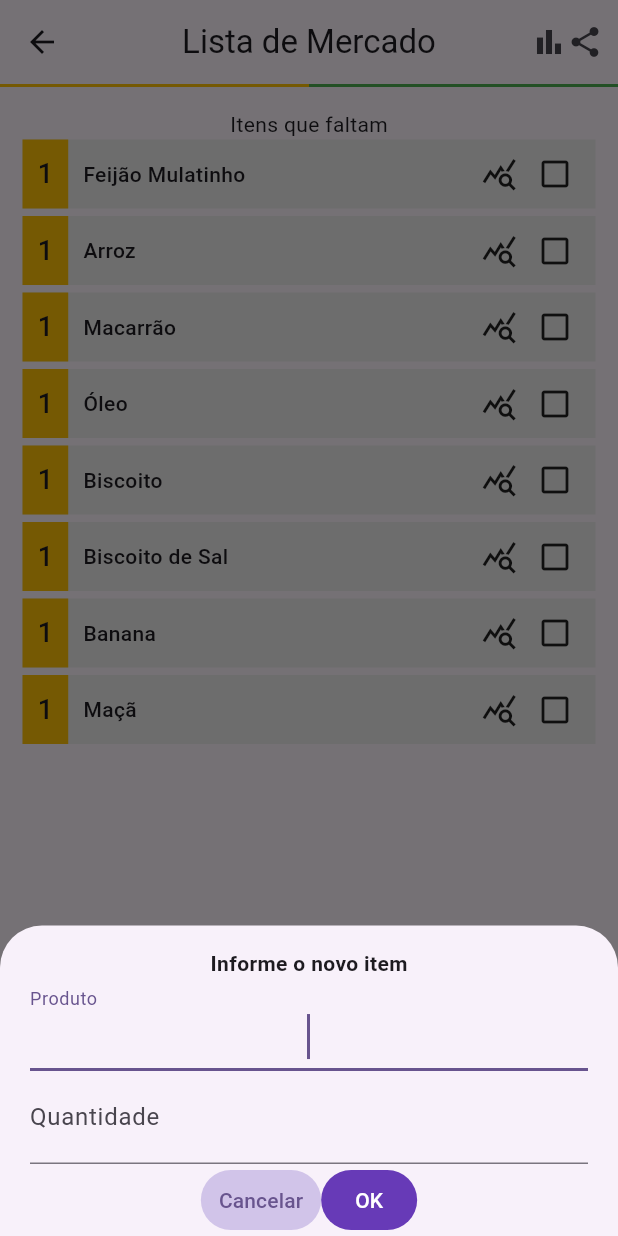
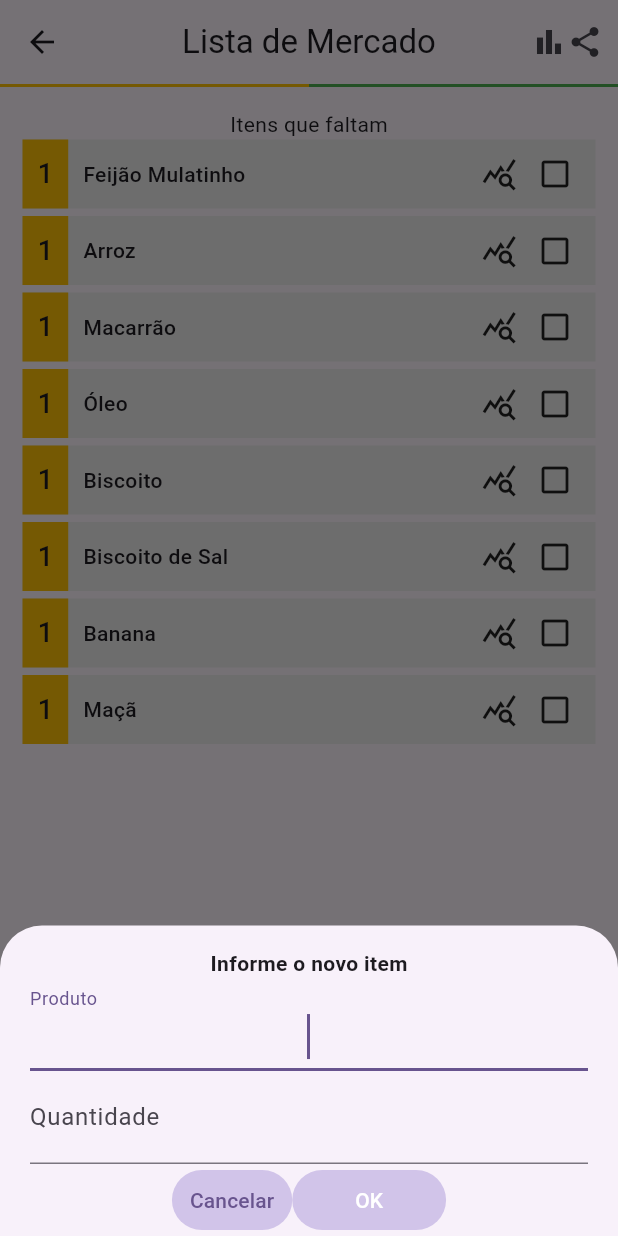
Before and after one commit to RobertoJdev/ListaMercado, a Flutter app: the ActiveList screen opened directly with empty values, after a tap on the "add" icon, on a phone screen of 412 x 824 dp. Run offline on Flutter 3.47's test engine with Material 3 defaults, Android fonts, the light colour scheme and no system bars; our stand-ins replace sqflite; accounts and stored records are empty.

Commit message:
ajustes gerais

```diff
--- a/lib/components/item_list_confirmed.dart
+++ b/lib/components/item_list_confirmed.dart
@@ -39,9 +39,9 @@ class ItemListConfirmed extends StatelessWidget {
                   ))),
               Flexible(
                 fit: FlexFit.tight,
-                flex: 4,
+                flex: 2,
                 child: Container(
-                    child: Text('Preço R\$: ${item.precoAtual.toString()}')),
+                    child: Text('R\$: ${item.precoAtual.toString()}')),
               ),
               const Padding(
                   padding: EdgeInsets.only(right: 15.0),
--- a/lib/screens/activelist.dart
+++ b/lib/screens/activelist.dart
@@ -8,6 +8,7 @@ import 'package:lista_mercado/components/item_list_confirmed.dart';
 import 'package:lista_mercado/components/item_list_pendent.dart';
 import 'package:lista_mercado/screens/newItemScreen.dart';
 import 'package:lista_mercado/models/produto.dart';
+import 'package:lista_mercado/screens/screen_listas_mercado.dart';
 
 class ActiveList extends StatefulWidget {
   ActiveList(this.listaMercado, {super.key});
@@ -137,13 +138,30 @@ class _ActiveListState extends State<ActiveList> {
                           itemBuilder: (BuildContext context, int index) {
                             return ItemListConfirmed(
                                 item: listItensConfirmed[index]);
-                      },
-                    ),
-                  ),
+                          })),
                   Flexible(
                     child: Text(
                       'Valor total das compras R\$: $totalValue',
-                      style: TextStyle(fontWeight: FontWeight.bold),
+                      style: const TextStyle(fontWeight: FontWeight.bold),
+                    ),
+                  ),
+                  const Padding(padding: EdgeInsets.all(5.0)),
+                  ElevatedButton(
+                    onPressed: finalizarListCompras,
+                    style: ElevatedButton.styleFrom(
+                        backgroundColor: Colors.deepPurple,
+                        elevation: 5, // Ajuste conforme necessário
+                        shape: RoundedRectangleBorder(
+                            borderRadius: BorderRadius.circular(15.0))),
+                    child: const Padding(
+                      padding: EdgeInsets.all(5.0),
+                      child: Text(
+                        'Finalizar lista',
+                        style: TextStyle(
+                          color: Colors.white,
+                          fontWeight: FontWeight.bold,
+                        ),
+                      ),
                     ),
                   ),
                 ],
@@ -182,4 +200,13 @@ class _ActiveListState extends State<ActiveList> {
     }
     return totalList;
   }
+
+  void finalizarListCompras() {
+    Navigator.push(
+      context,
+      MaterialPageRoute(
+        builder: (context) => ScreenListasMercado(),
+      ),
+    );
   }
+}
--- a/lib/screens/newItemScreen.dart
+++ b/lib/screens/newItemScreen.dart
@@ -1,6 +1,7 @@
 import 'dart:async';
 
 import 'package:flutter/material.dart';
+import 'package:flutter/services.dart';
 import 'package:lista_mercado/models/produto.dart';
 
 Future<Produto?> newItemScreen(BuildContext context) async {
@@ -9,6 +10,11 @@ Future<Produto?> newItemScreen(BuildContext context) async {
   TextEditingController _textEditingControllerNewItem = TextEditingController();
   TextEditingController _textEditingControllerNewItemQuant =
       TextEditingController();
+
+  bool isButtonDisabled() {
+    return _textEditingControllerNewItem.text.isEmpty &&
+        _textEditingControllerNewItemQuant.text.isEmpty;
+  }
 
   await showModalBottomSheet(
     isScrollControlled: true,
@@ -44,7 +50,10 @@ Future<Produto?> newItemScreen(BuildContext context) async {
               Padding(
                 padding: const EdgeInsets.fromLTRB(20, 0, 20, 0),
                 child: TextField(
-                  keyboardType: TextInputType.text,
+                  inputFormatters: <TextInputFormatter>[
+                    FilteringTextInputFormatter.digitsOnly
+                  ],
+                  keyboardType: TextInputType.number,
                   controller: _textEditingControllerNewItemQuant,
                   textAlign: TextAlign.center,
                   style: const TextStyle(fontSize: 20),
@@ -59,8 +68,8 @@ Future<Produto?> newItemScreen(BuildContext context) async {
                   TextButton(
                     style: ButtonStyle(
                       backgroundColor: MaterialStateProperty.all(
-                        Colors
-                            .deepPurple[100], // Substitua pelo nome da cor desejada
+                        Colors.deepPurple[
+                            100], // Substitua pelo nome da cor desejada
                       ),
                     ),
                     onPressed: () {
@@ -68,17 +77,23 @@ Future<Produto?> newItemScreen(BuildContext context) async {
                     },
                     child: const Text('Cancelar'),
                   ),
-                  TextButton(
+                  ElevatedButton(
                     style: ButtonStyle(
-                      backgroundColor: MaterialStateProperty.all(
-                        Colors.deepPurple, // Substitua pelo nome da cor desejada
+                      backgroundColor:
+                          MaterialStateProperty.resolveWith<Color?>(
+                        (Set<MaterialState> states) {
+                          if (states.contains(MaterialState.disabled)) {
+                            return Colors
+                                .deepPurple[100]; // Cor quando desabilitado
+                          }
+                          return Colors.deepPurple; // Cor padrão
+                        },
                       ),
                     ),
-                    onPressed: () {
+                    onPressed: isButtonDisabled() ? null : () {
                       newItem = Produto.newItemList(
                         descricao: _textEditingControllerNewItem.text.toString(),
-                        quantidade:
-                            int.parse(_textEditingControllerNewItemQuant.text),
+                        quantidade: int.parse(_textEditingControllerNewItemQuant.text),
                       );
 
                       _textEditingControllerNewItem.text = '';
@@ -87,7 +102,7 @@ Future<Produto?> newItemScreen(BuildContext context) async {
                       Navigator.of(context).pop();
                     },
                     child: const Text(
-                      'OK',
+                      '     OK     ',
                       style: TextStyle(color: Colors.white),
                     ),
                   ),
```
Also changed, not shown: lib/screens/confirm_item_screen.dart (+24 -13 lines), lib/screens/screen_listas_mercado.dart (+19 -17 lines). Lines whose indentation alone changed are shown as unchanged.
